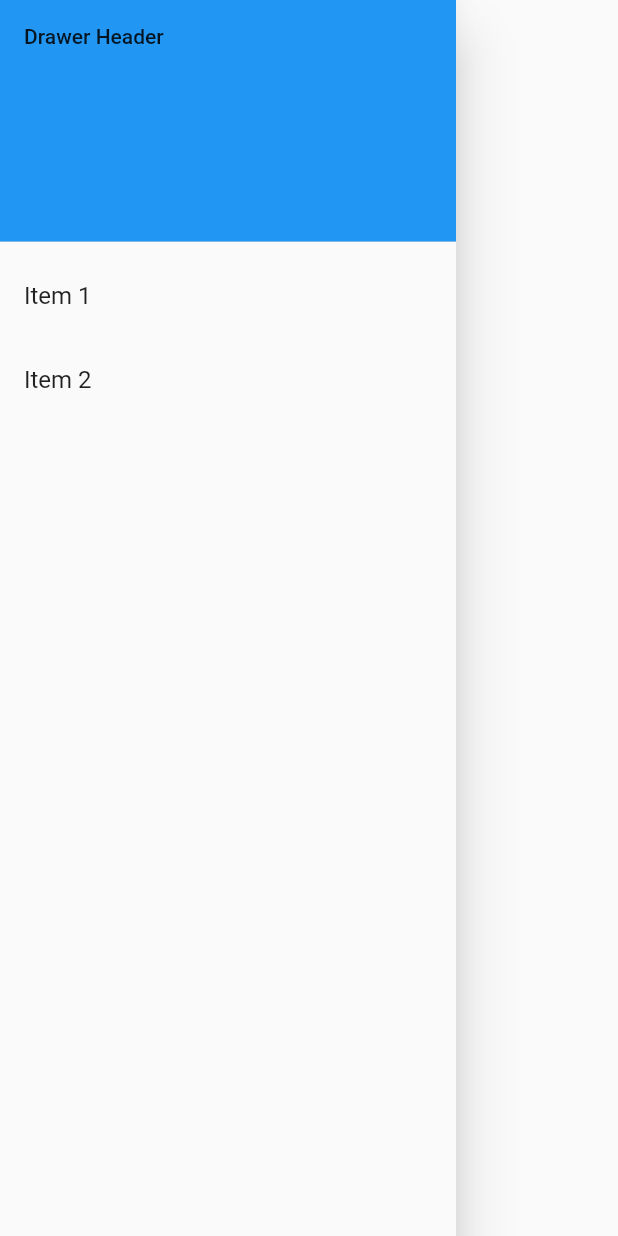
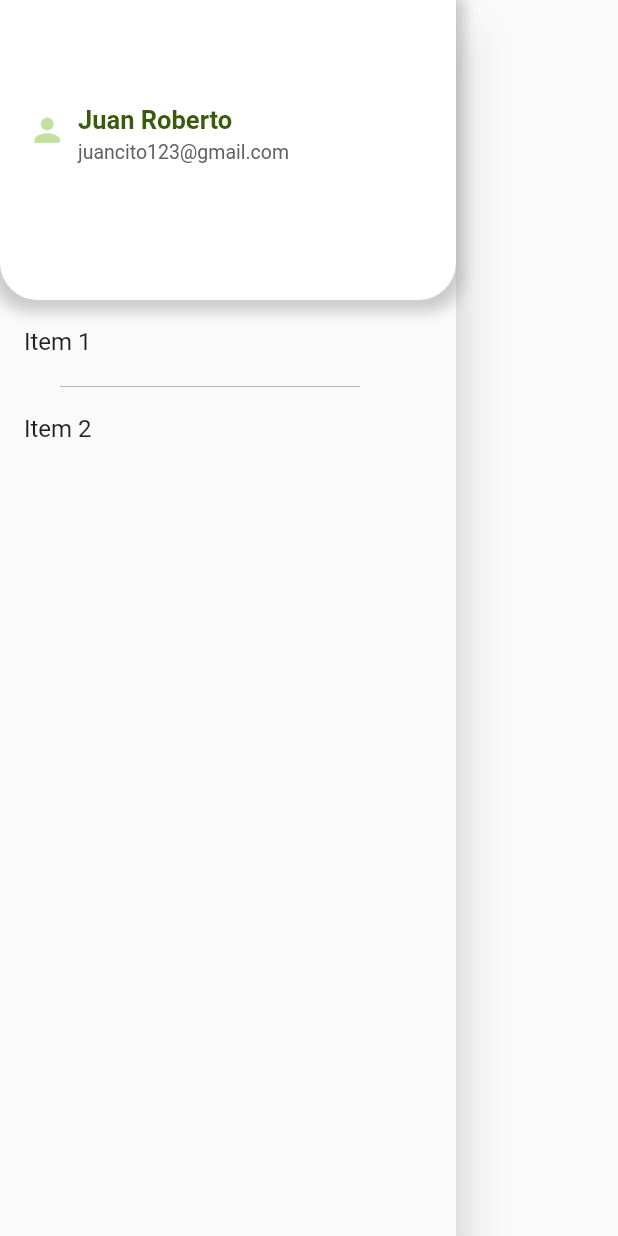
Before and after one commit to GonzaJoseph12/r-map, a Flutter app: the MyDrawer widget shown alone on an empty page, opened directly, on a phone screen of 412 x 824 dp. Run offline on Flutter 3.47's test engine with Material 2 defaults, Android fonts, the phone set to English and light mode, and no system bars; our stand-ins replace google_maps_flutter, timeline_tile; network calls fail.

Commit message:
corrección maps

```diff
--- a/r_map/lib/src/app.dart
+++ b/r_map/lib/src/app.dart
@@ -23,8 +23,8 @@ class MyApp extends StatelessWidget {
             switch (settings.name) {
               case "/":
                 // return const Registro();
-                // return dashboard();
-                return Establishment();
+                return dashboard();
+                // return Establishment();
               case "/login":
                 return const Login();
               default:
--- a/r_map/lib/src/components/drawer.dart
+++ b/r_map/lib/src/components/drawer.dart
@@ -9,11 +9,59 @@ class MyDrawer extends StatelessWidget {
       child: ListView(
         padding: EdgeInsets.zero,
         children: <Widget>[
-          DrawerHeader(
-            child: Text('Drawer Header'),
+          Container(
+            height: 200,
             decoration: BoxDecoration(
-              color: Colors.blue,
+              color: Colors.white,
+              borderRadius: BorderRadius.only(
+                bottomLeft: Radius.circular(25),
+                bottomRight: Radius.circular(25),
+              ),
+              boxShadow: [
+                BoxShadow(
+                  color: Colors.grey.withOpacity(0.5),
+                  spreadRadius: 5,
+                  blurRadius: 7,
+                  offset: Offset(0, 3), // changes position of shadow
+                ),
+              ],
             ),
+        child: Padding(
+          padding: const EdgeInsets.only(left: 15, top: 70),
+          child: Row(
+            crossAxisAlignment: CrossAxisAlignment.start,
+            children: [
+              Container(
+                padding: EdgeInsets.all(4.0),
+                child: Icon(Icons.person, size: 25.0, color: const Color.fromRGBO(197, 223, 161, 1),),
+              ),
+              SizedBox(width: 4.0),
+              Expanded(
+                child: Column(
+                  crossAxisAlignment: CrossAxisAlignment.start,
+                  children: [
+                    Text(
+                      "Juan Roberto",
+                      style: TextStyle(
+                        fontSize: 17.0,
+                        fontWeight: FontWeight.bold,
+                        color: const Color.fromRGBO(58, 90, 13, 1),
+                      ),
+                    ),
+                    SizedBox(height: 4.0),
+                    Text(
+                      "juancito123@gmail.com",
+                      style: TextStyle(
+                        fontSize: 13.0,
+                        color: Colors.grey[700],
+                      ),
+                    ),
+                  ],
+                ),
+              ),
+            ],
+          ),
+        ),
           ),
           ListTile(
             title: Text('Item 1'),
@@ -21,6 +69,25 @@ class MyDrawer extends StatelessWidget {
               // Update the UI based on drawer item selected
             },
           ),
+                Row(
+                  children: [
+                    Container(
+                      width: 200,
+                      height: 2,
+                      margin: EdgeInsets.only(left: 40),
+                      decoration: BoxDecoration(
+                        border: Border(
+                          bottom: BorderSide(
+                            color: Colors.grey,
+                            width: 0.5,
+                          ),
+                        ),
+                      ),
+                    ),
+                  ],
+                ),
+
+
           ListTile(
             title: Text('Item 2'),
             onTap: () {
```
Also changed, not shown: r_map/lib/src/screens/select_establishment.dart (+38 -25 lines).
